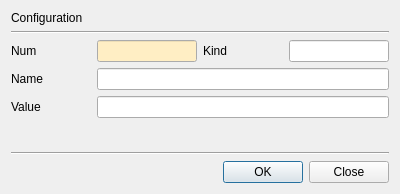
Qt form CertMan/config_dlg.ui (jykim74/CertMan) before a commit.
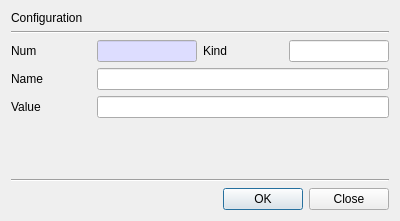
The same form after that commit.

Commit message: UI 개선

```diff
--- a/CertMan/config_dlg.ui
+++ b/CertMan/config_dlg.ui
@@ -7,7 +7,7 @@
     <x>0</x>
     <y>0</y>
     <width>400</width>
-    <height>194</height>
+    <height>221</height>
    </rect>
   </property>
   <property name="windowTitle">
@@ -86,9 +86,9 @@
           <colorrole role="Base">
            <brush brushstyle="SolidPattern">
             <color alpha="255">
-             <red>255</red>
-             <green>238</green>
-             <blue>196</blue>
+             <red>221</red>
+             <green>221</green>
+             <blue>255</blue>
             </color>
            </brush>
           </colorrole>
@@ -97,9 +97,9 @@
           <colorrole role="Base">
            <brush brushstyle="SolidPattern">
             <color alpha="255">
-             <red>255</red>
-             <green>238</green>
-             <blue>196</blue>
+             <red>221</red>
+             <green>221</green>
+             <blue>255</blue>
             </color>
            </brush>
           </colorrole>
```
The commit also changes 5 other files.
